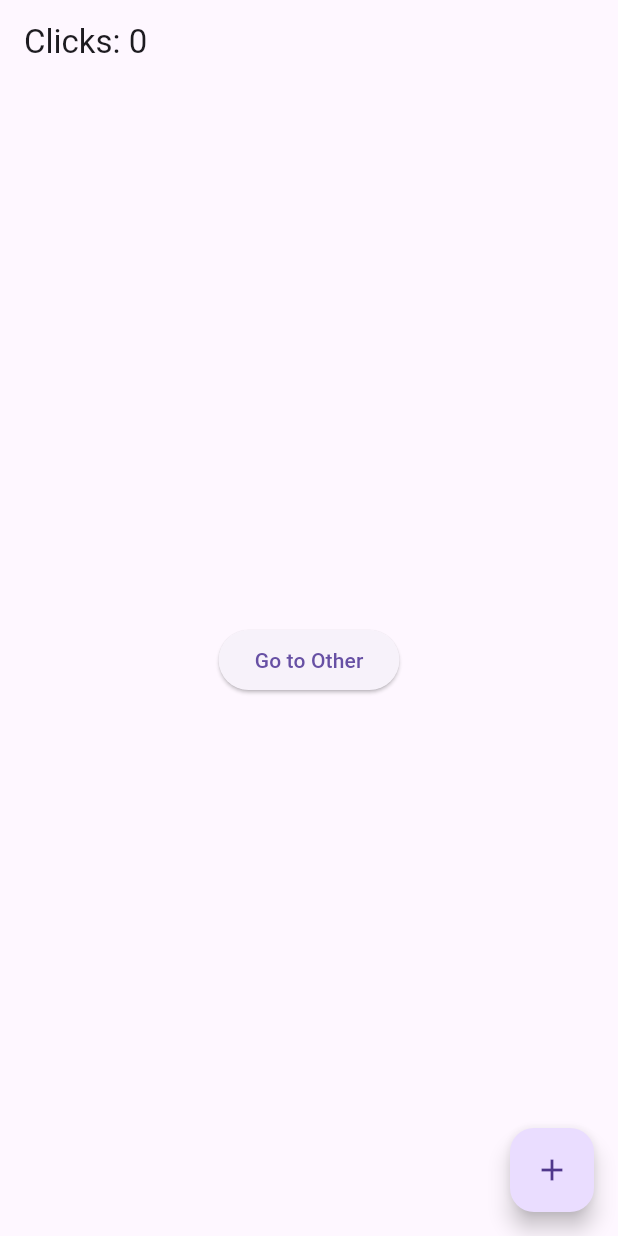
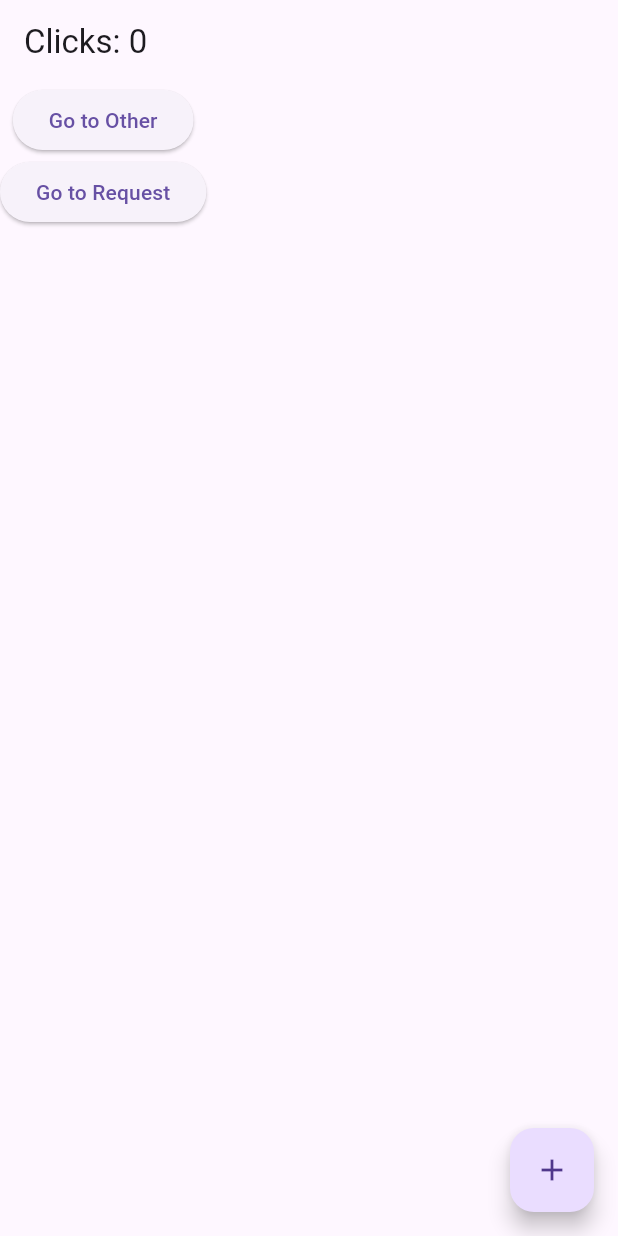
Before and after one commit to ypengbzj/flutter_getx_demo, a Flutter app: the screen it shows after launch, on a phone screen of 412 x 824 dp. Run offline on Flutter 3.47's test engine with Material 3 defaults, Android fonts, the light colour scheme and no system bars; our stand-ins replace dio, get.

Commit message:
feat: dio usages

```diff
--- a/lib/app/navigation/app_pages.dart
+++ b/lib/app/navigation/app_pages.dart
@@ -3,6 +3,8 @@ import 'package:flutter_getx_demo/modules/Home/bindings/home_binding.dart';
 import 'package:flutter_getx_demo/modules/Home/views/home_screen.dart';
 import 'package:flutter_getx_demo/modules/detail/bindings/second_binding.dart';
 import 'package:flutter_getx_demo/modules/detail/views/second_screen.dart';
+import 'package:flutter_getx_demo/modules/request/bindings/request_binding.dart';
+import 'package:flutter_getx_demo/modules/request/views/request_screen.dart';
 import 'package:get/get.dart';
 
 class AppPages {
@@ -18,6 +20,11 @@ class AppPages {
       name: '${AppRoutes.second}/:count',
       page: () => const SecondScreen(),
       binding: SecondBinding(),
+    ),
+    GetPage(
+      name: AppRoutes.request,
+      page: () =>  RequestScreen(),
+      binding: RequestBinding(),
     )
   ];
 }
--- a/lib/app/navigation/app_routes.dart
+++ b/lib/app/navigation/app_routes.dart
@@ -1,4 +1,5 @@
 class AppRoutes {
   static const root = '/';
   static const second = '/second';
+  static const request = '/request';
 }
--- a/lib/modules/Home/views/home_screen.dart
+++ b/lib/modules/Home/views/home_screen.dart
@@ -11,14 +11,23 @@ class HomeScreen extends GetView<Homecontroller> {
     return Scaffold(
       // 使用Obx(()=>每当改变计数时，就更新Text()。
       appBar: AppBar(title: Obx(() => Text('Clicks: ${controller.count}'))),
-      body: Center(
-        child: ElevatedButton(
+      body: Column(
+          // mainAxisAlignment: MainAxisAlignment.center,
+          children: [
+            ElevatedButton(
               // 用一个简单的Get.to()即可代替Navigator.push那8行，无需上下文！
               onPressed: () => {
                 Get.toNamed('${AppRoutes.second}/${controller.count.value}')
               },
               child: const Text('Go to Other'),
             ),
+            ElevatedButton(
+              onPressed: () => {
+                Get.toNamed(AppRoutes.request)
+              },
+              child: const Text('Go to Request')
+            ),
+          ],
       ),
       floatingActionButton: FloatingActionButton(
         onPressed: controller.increment,
--- /dev/null
+++ b/lib/modules/request/controllers/request_controller.dart
@@ -0,0 +1,5 @@
+import 'package:get/get.dart';
+
+class RequestController extends GetxController {
+
+}
--- a/pubspec.yaml
+++ b/pubspec.yaml
@@ -10,6 +10,7 @@ dependencies:
   flutter:
     sdk: flutter
   get:
+  dio: ^5.4.3
 
 dev_dependencies:
   flutter_test:
```
Also changed, not shown: lib/modules/request/bindings/request_binding.dart (added, +9 -0 lines), lib/modules/request/http.dart (added, +7 -0 lines), lib/modules/request/models/model.dart (added, +22 -0 lines), lib/modules/request/views/request_screen.dart (added, +99 -0 lines), pubspec.lock. Lines whose indentation alone changed are shown as unchanged.
